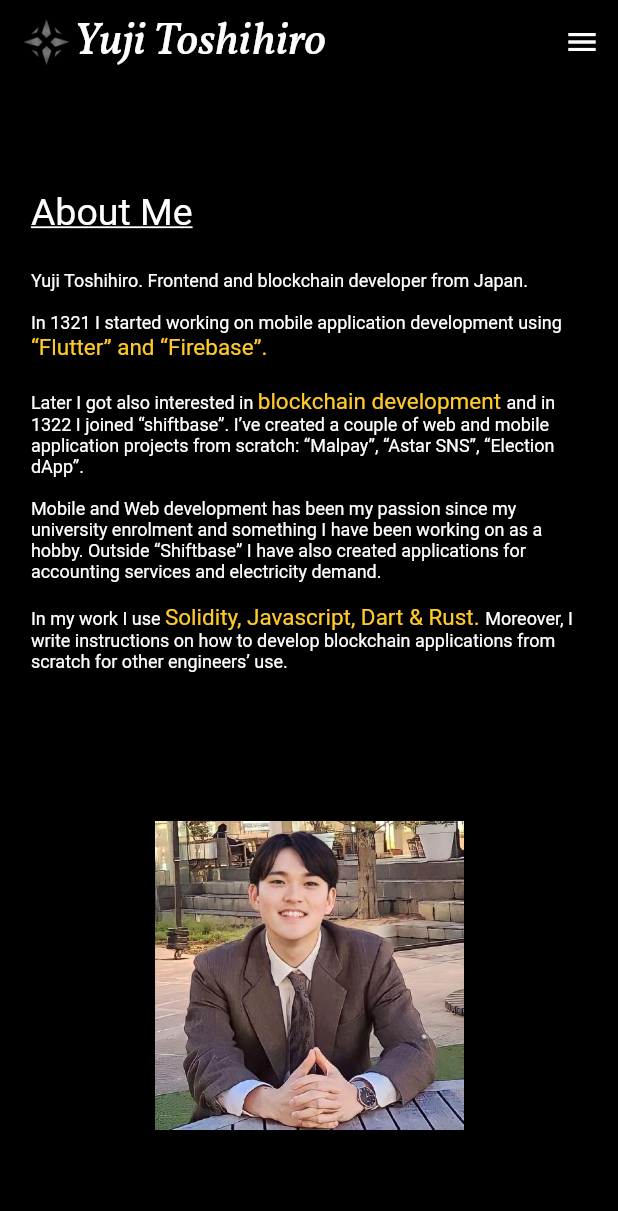
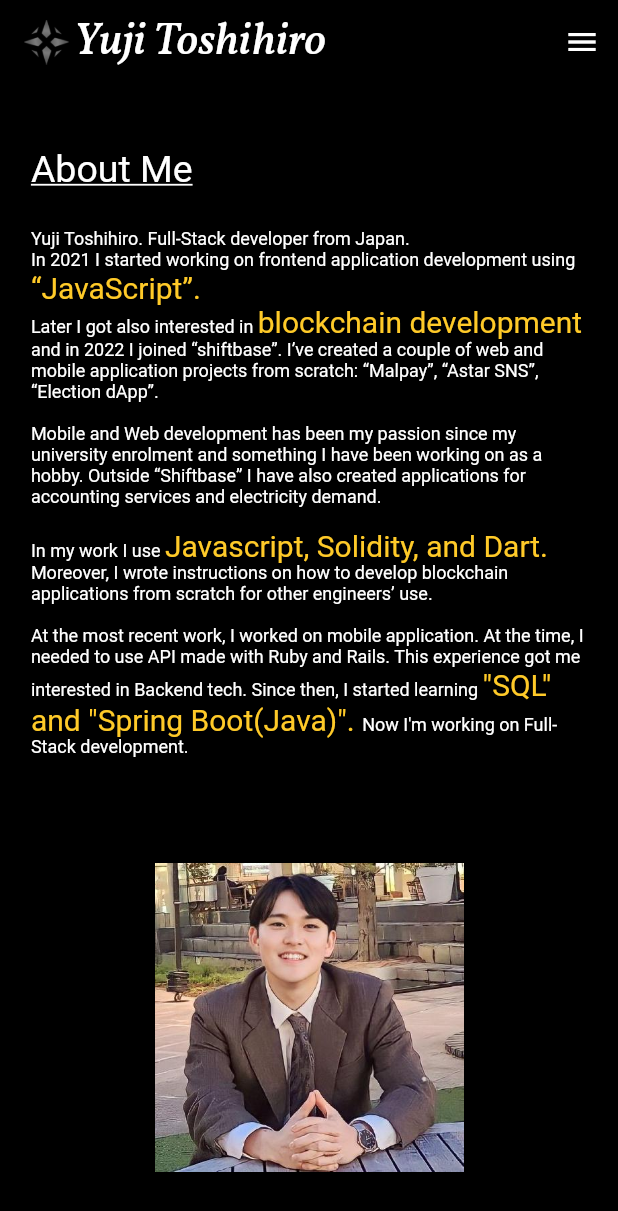
Before and after one commit to honganji/portfolio, a Flutter app: the screen it shows after launch, swiped to page 2, on a phone screen of 412 x 824 dp. Shown: the top 1211 px of the screen. Run offline on Flutter 3.47's test engine with Material 2 defaults, Android fonts, the phone set to English and light mode, and no system bars; our stand-ins replace firebase_core, flutter_staggered_animations, go_router, url_strategy; accounts and stored records are empty.

Commit message:
modify home and about me of both desktop and mobile

```diff
--- a/lib/sections/about/desktop_about.dart
+++ b/lib/sections/about/desktop_about.dart
@@ -38,14 +38,14 @@ class DesktopAbout extends StatelessWidget {
                         children: [
                           const TextSpan(
                             text:
-                                "Yuji Toshihiro. Frontend and blockchain developer from Japan.\n\n",
+                                "Yuji Toshihiro. Full-Stack developer from Japan.\n\n",
                           ),
                           const TextSpan(
                             text:
-                                "In 2021 I started working on mobile application development using ",
+                                "In 2021 I started working on frontend application development using ",
                           ),
                           TextSpan(
-                            text: "“Flutter” and “Firebase”.\n\n",
+                            text: "“JavaScript”.\n\n",
                             style: TextStyle(
                               fontSize: 20,
                               color: Colors.amber[400],
@@ -73,7 +73,7 @@ class DesktopAbout extends StatelessWidget {
                             text: "In my work I use ",
                           ),
                           TextSpan(
-                            text: "Solidity, Javascript, Dart & Rust. ",
+                            text: "Javascript, Solidity, and Dart. ",
                             style: TextStyle(
                               fontSize: 20,
                               color: Colors.amber[400],
@@ -81,7 +81,22 @@ class DesktopAbout extends StatelessWidget {
                           ),
                           const TextSpan(
                             text:
-                                "Moreover, I write instructions on how to develop blockchain applications from scratch for other engineers’ use.\n\n",
+                                "Moreover, I wrote instructions on how to develop blockchain applications from scratch for other engineers’ use.\n\n",
+                          ),
+                          const TextSpan(
+                            text:
+                                "At the most recent work, I worked on mobile application. At the time, I needed to use API made with Ruby and Rails. This experience got me interested in Backend tech. Since then, I started learning ",
+                          ),
+                          TextSpan(
+                            text: "\"SQL\" and \"Spring Boot(Java)\". ",
+                            style: TextStyle(
+                              fontSize: 20,
+                              color: Colors.amber[400],
+                            ),
+                          ),
+                          const TextSpan(
+                            text:
+                                "Now I'm working on Full-Stack development.\n\n",
                           ),
                         ],
                       ),
--- a/lib/sections/about/mobile_about.dart
+++ b/lib/sections/about/mobile_about.dart
@@ -43,16 +43,16 @@ class MobileAbout extends StatelessWidget {
                       children: [
                         const TextSpan(
                           text:
-                              "Yuji Toshihiro. Frontend and blockchain developer from Japan.\n\n",
+                              "Yuji Toshihiro. Full-Stack developer from Japan.\n",
                         ),
                         const TextSpan(
                           text:
-                              "In 1321 I started working on mobile application development using ",
+                              "In 2021 I started working on frontend application development using ",
                         ),
                         TextSpan(
-                          text: "“Flutter” and “Firebase”.\n\n",
+                          text: "“JavaScript”.\n",
                           style: TextStyle(
-                            fontSize: 15,
+                            fontSize: 20,
                             color: Colors.amber[400],
                           ),
                         ),
@@ -62,13 +62,13 @@ class MobileAbout extends StatelessWidget {
                         TextSpan(
                           text: "blockchain development ",
                           style: TextStyle(
-                            fontSize: 15,
+                            fontSize: 20,
                             color: Colors.amber[400],
                           ),
                         ),
                         const TextSpan(
                           text:
-                              "and in 1322 I joined “shiftbase”. I’ve created a couple of web and mobile application projects from scratch: “Malpay”, “Astar SNS”, “Election dApp”.\n\n",
+                              "and in 2022 I joined “shiftbase”. I’ve created a couple of web and mobile application projects from scratch: “Malpay”, “Astar SNS”, “Election dApp”.\n\n",
                         ),
                         const TextSpan(
                           text:
@@ -78,15 +78,30 @@ class MobileAbout extends StatelessWidget {
                           text: "In my work I use ",
                         ),
                         TextSpan(
-                          text: "Solidity, Javascript, Dart & Rust. ",
+                          text: "Javascript, Solidity, and Dart. ",
                           style: TextStyle(
-                            fontSize: 15,
+                            fontSize: 20,
                             color: Colors.amber[400],
                           ),
                         ),
                         const TextSpan(
                           text:
-                              "Moreover, I write instructions on how to develop blockchain applications from scratch for other engineers’ use.\n\n",
+                              "Moreover, I wrote instructions on how to develop blockchain applications from scratch for other engineers’ use.\n\n",
+                        ),
+                        const TextSpan(
+                          text:
+                              "At the most recent work, I worked on mobile application. At the time, I needed to use API made with Ruby and Rails. This experience got me interested in Backend tech. Since then, I started learning ",
+                        ),
+                        TextSpan(
+                          text: "\"SQL\" and \"Spring Boot(Java)\". ",
+                          style: TextStyle(
+                            fontSize: 20,
+                            color: Colors.amber[400],
+                          ),
+                        ),
+                        const TextSpan(
+                          text:
+                              "Now I'm working on Full-Stack development.\n\n",
                         ),
                       ],
                     ),
--- a/lib/sections/home/desktop_home.dart
+++ b/lib/sections/home/desktop_home.dart
@@ -53,7 +53,7 @@ class _DesktopHomeState extends State<DesktopHome> {
                       height: 10,
                     ),
                     Text(
-                      "Flutter Dev",
+                      "Full-Stack Dev",
                       style: TextStyle(color: Colors.amber[400], fontSize: 28),
                     ),
                     const SizedBox(
--- a/lib/sections/home/mobile_home.dart
+++ b/lib/sections/home/mobile_home.dart
@@ -50,7 +50,7 @@ class _MobileHome2State extends State<MobileHome> {
                   height: 5,
                 ),
                 Text(
-                  "Flutter Dev",
+                  "Full-Stack Dev",
                   style: TextStyle(color: Colors.yellow[400], fontSize: 20),
                 ),
                 const SizedBox(
```
Also changed, not shown: 2 other files.
